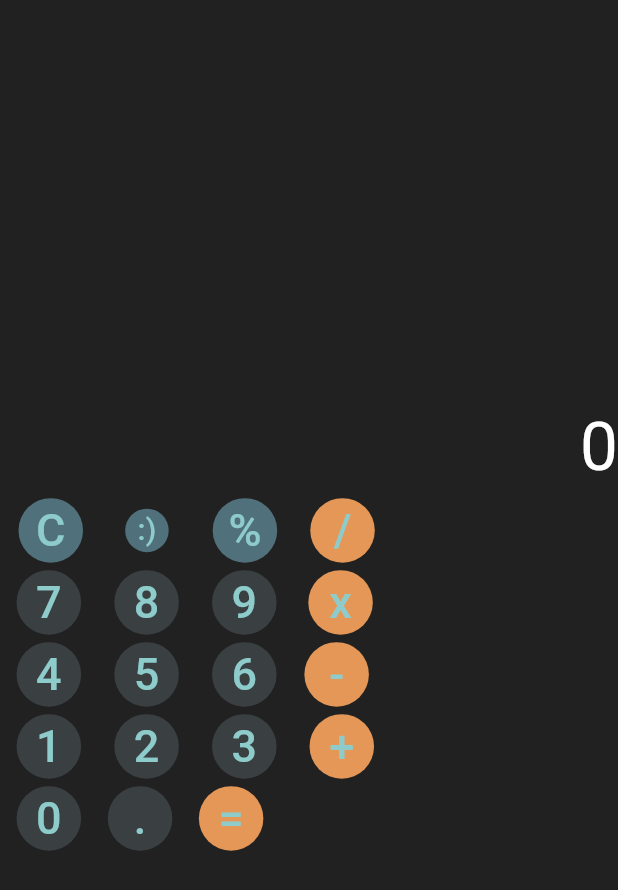
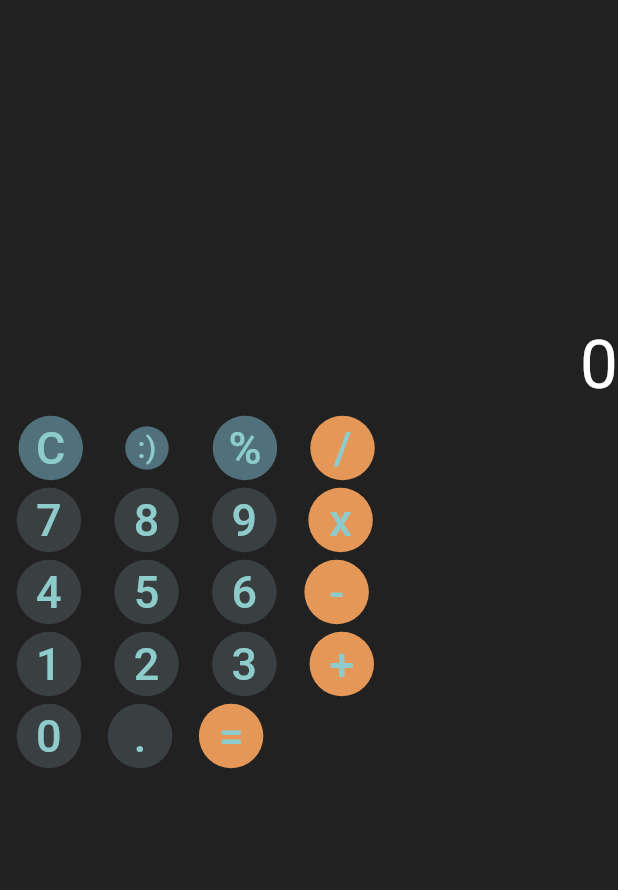
Before and after one commit to abdullahZyad/calculator, a Flutter app: the screen it shows after launch, on a phone screen of 412 x 824 dp. Shown: the top 890 px of the screen. Run offline on Flutter 3.47's test engine with Material 3 defaults, Android fonts, the phone set to English and light mode, and no system bars; missing offline and left inert: function_tree.

Commit message:
add expanded and some modified logical errors.

```diff
--- a/lib/main.dart
+++ b/lib/main.dart
@@ -20,7 +20,7 @@ class MyApp extends StatelessWidget {
           backgroundColor: const Color(0xff3a4042),
           foregroundColor: const Color(0xff8ecccc),
           elevation: 0,
-          maximumSize: const Size(200,200),
+          maximumSize: const Size(500,500),
           minimumSize: const Size(10, 10),
           shape: const CircleBorder(),
         )),
@@ -46,27 +46,23 @@ class _MyHomePageState extends State<MyHomePage> {
     return SafeArea(
       child: Scaffold(
         backgroundColor: const Color(0xff212121),
-        body: Center(
-          child: SizedBox(
+        body: SizedBox(
           height: MediaQuery.of(context).size.height,
-            width: MediaQuery.of(context).size.height>(1.6*MediaQuery.of(context).size.width)?
-            MediaQuery.of(context).size.width :
-            ((MediaQuery.of(context).size.height / 2 as int) as double?),
+          width: MediaQuery.of(context).size.width,
           child: Column(
-              mainAxisAlignment: MainAxisAlignment.start,
-              mainAxisSize: MainAxisSize.max,
             children: <Widget>[
-                SizedBox(
-                    height: MediaQuery.of(context).size.height * 0.4,
+              Flexible(
+                flex: 1,
                 child: Align(
                     alignment: Alignment.bottomRight,
                     child: Text(Calc.screen.replaceAll("*", "x"),
                         style: const TextStyle(
-                                fontSize: 45, color: Color(0xffffffff))))),
-                SizedBox(
-                  height: MediaQuery.of(context).size.height * 0.6,
+                            fontSize: 45, color: Color(0xffffffff)))),
+              ),
+              Flexible(
+                flex: 2,
                 child: Align(
-                    alignment: Alignment.center,
+                  alignment: Alignment.topCenter,
                   child: Column(
                     children: [
                     Flexible(
@@ -373,7 +369,6 @@ class _MyHomePageState extends State<MyHomePage> {
           ),
         ),
       ),
-      ),
     );
   }
 }
```
Also changed, not shown: 6 other files. Lines whose indentation alone changed are shown as unchanged.
